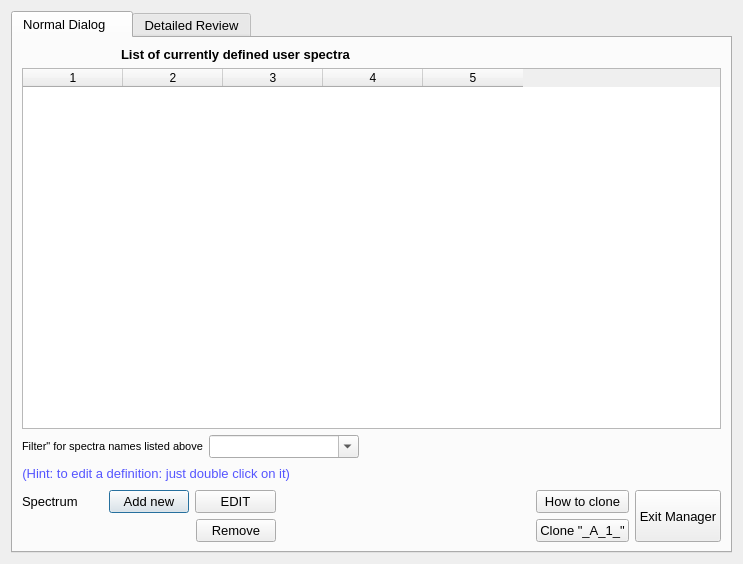
Old version of the form t4manager_user_spectra.ui in the repository jgrebosz/test-greware.
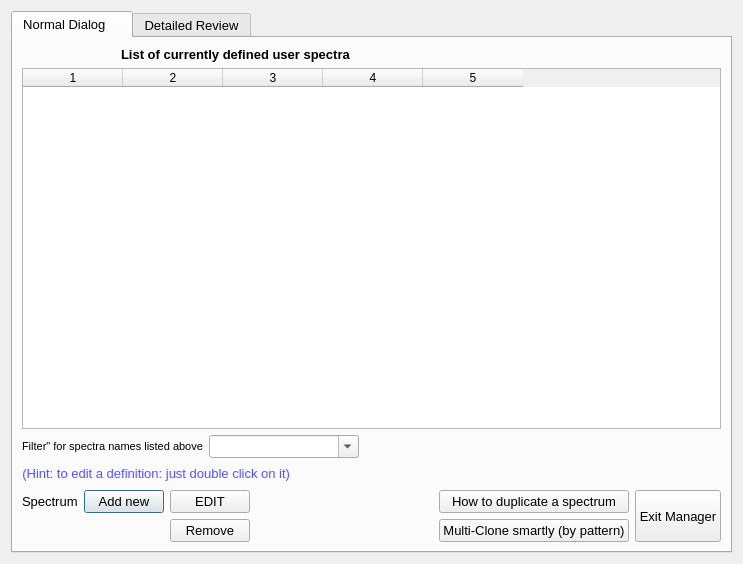
New version of the form. Icons and pictures are not drawn.

Commit message: Making smart clone for spectra and for conditions

The edit to the form file:
```diff
--- a/t4manager_user_spectra.ui
+++ b/t4manager_user_spectra.ui
@@ -291,7 +291,7 @@
              <item row="0" column="0">
               <widget class="QPushButton" name="push_clone">
                <property name="text">
-                <string>How to clone</string>
+                <string>How to duplicate a spectrum</string>
                </property>
                <property name="icon">
                 <iconset resource="greware_icons.qrc">
@@ -305,7 +305,7 @@
                 <bool>true</bool>
                </property>
                <property name="text">
-                <string>Clone &quot;_A_1_&quot;</string>
+                <string>Multi-Clone smartly (by pattern)</string>
                </property>
                <property name="icon">
                 <iconset resource="greware_icons.qrc">
```
The commit also changes 6 other files.
